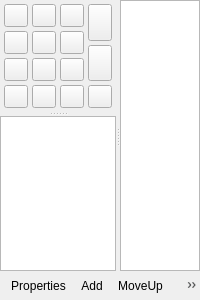
glikely/obs-ptz, file src/ptz-controls.ui: the form before one commit.
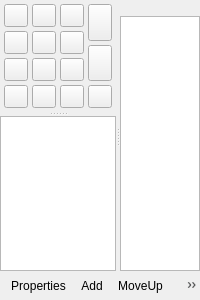
The form after the commit. Icons and pictures are not drawn. Custom widgets are drawn as their Qt base class.

Commit message:
ptz-controls: Show the controlled camera name above the presets
When the active camera is switched automatically (auto-select on preview
or program), or simply after some time has passed, it is easy to lose
track of which camera the controls and presets apply to. Add a label
above the preset list showing the name of the currently selected camera,
and clear it when no camera is selected.

The preset list is wrapped in a small container widget so the label can
sit directly above it inside the existing splitter pane.

Closes #123

The edit to the form file:
```diff
--- a/src/ptz-controls.ui
+++ b/src/ptz-controls.ui
@@ -432,6 +432,34 @@
        </property>
       </widget>
      </widget>
+     <widget class="QWidget" name="presetPanel" native="true">
+      <layout class="QVBoxLayout" name="presetPanelLayout">
+       <property name="spacing">
+        <number>2</number>
+       </property>
+       <property name="leftMargin">
+        <number>0</number>
+       </property>
+       <property name="topMargin">
+        <number>0</number>
+       </property>
+       <property name="rightMargin">
+        <number>0</number>
+       </property>
+       <property name="bottomMargin">
+        <number>0</number>
+       </property>
+       <item>
+        <widget class="QLabel" name="cameraLabel">
+         <property name="text">
+          <string/>
+         </property>
+         <property name="alignment">
+          <set>Qt::AlignmentFlag::AlignCenter</set>
+         </property>
+        </widget>
+       </item>
+       <item>
      <widget class="CircularListView" name="presetListView">
       <property name="contextMenuPolicy">
        <enum>Qt::ContextMenuPolicy::CustomContextMenu</enum>
@@ -439,6 +467,9 @@
       <property name="editTriggers">
        <set>QAbstractItemView::EditTrigger::EditKeyPressed</set>
       </property>
+        </widget>
+       </item>
+      </layout>
      </widget>
     </widget>
    </item>
```
Lines whose indentation alone changed are shown as unchanged. The commit also changes 1 other file.
